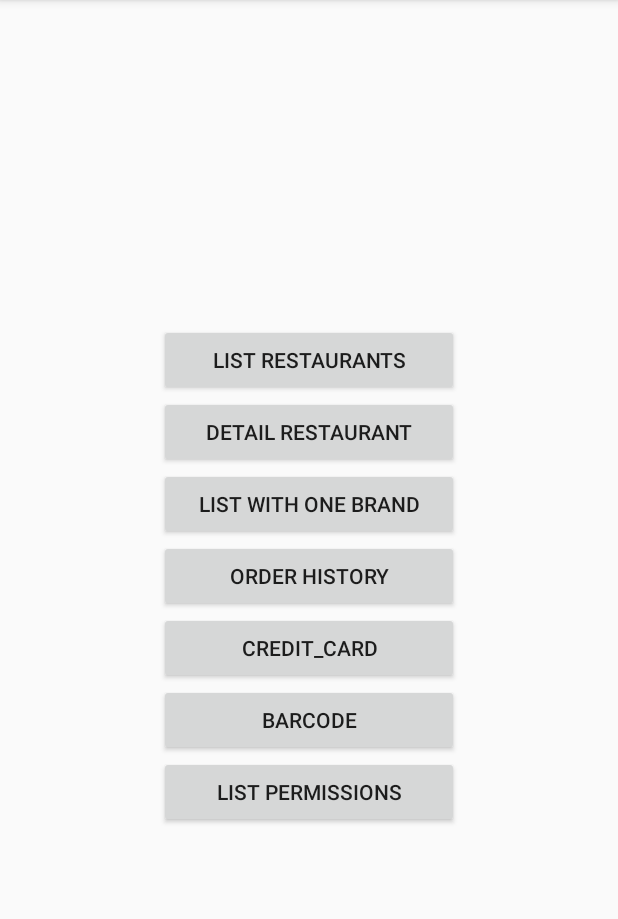
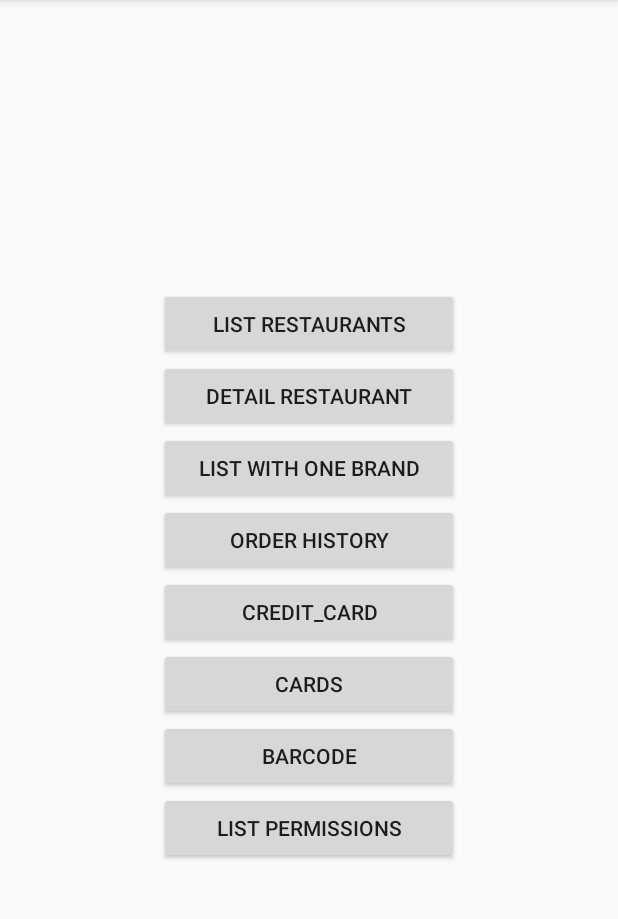
Before and after one commit to Holovko/Maegan_SDK, an Android app: the screen it shows after launch (MainActivity), on a phone screen of 412 x 824 dp, the part 84-1003 px from its top. Run offline under Robolectric (Android 15) with nearby library versions, the phone set to English and light mode, and no system bars; libraries missing offline, so code that uses them is left out: com.tacitinnovations.core; 3 statements that could not run were skipped.

Commit message:
Add View Gift cards

```diff
--- a/sample/src/main/java/com/example/tacit/example/MainActivity.java
+++ b/sample/src/main/java/com/example/tacit/example/MainActivity.java
@@ -14,7 +14,7 @@ public class MainActivity extends AppCompatActivity implements View.OnClickListe
 
     private static final String TAG = MainActivity.class.getSimpleName();
     private final int CALL_BACK_CODE = 29;
-    private static final int BRAND_ID = 230;
+    private static final int BRAND_ID = 3113;
 
     @Override
     protected void onCreate(Bundle savedInstanceState) {
@@ -40,6 +40,7 @@ public class MainActivity extends AppCompatActivity implements View.OnClickListe
         (findViewById(R.id.btn_order_history)).setOnClickListener(this);
         (findViewById(R.id.btn_barcode)).setOnClickListener(this);
         (findViewById(R.id.btn_credit_card)).setOnClickListener(this);
+        (findViewById(R.id.btn_cards)).setOnClickListener(this);
         (findViewById(R.id.btn_list_permissions)).setOnClickListener(this);
     }
 
@@ -64,6 +65,10 @@ public class MainActivity extends AppCompatActivity implements View.OnClickListe
 
     private void presentBarcode() {
         MaeganSDK.getInstance().presentBarcode(this,BRAND_ID, CALL_BACK_CODE);
+    }
+
+    private void presentCards() {
+        MaeganSDK.getInstance().presentGiftCards(this, BRAND_ID, CALL_BACK_CODE);
     }
 
 
@@ -124,6 +129,9 @@ public class MainActivity extends AppCompatActivity implements View.OnClickListe
             case R.id.btn_list_permissions:
                 getListPermissions();
                 break;
+            case R.id.btn_cards:
+                presentCards();
+                break;
         }
     }
 }
--- a/sample/src/main/java/com/example/tacit/example/MyApplication.java
+++ b/sample/src/main/java/com/example/tacit/example/MyApplication.java
@@ -24,7 +24,7 @@ public class MyApplication extends Application {
     public void onCreate() {
         super.onCreate();
         MaeganConfig maeganConfig = new MaeganConfig.Builder(getApplicationContext())
-                .appConfig(new CustomerAppConfig("prod","1334139","59E15499-54CC-4AA3-962F-0146F266700F"))
+                .appConfig(new CustomerAppConfig("dev", "1F7D8922E38C4085A48BC6A1D9C3655A", "aramarkCuSDK"))
                 .additionalCustomerInfo(mAdditionalCustomerInfo)
                 .build();
         MaeganSDK.initialize(maeganConfig);
--- a/sample/src/main/res/layout/content_main.xml
+++ b/sample/src/main/res/layout/content_main.xml
@@ -6,49 +6,64 @@
     android:gravity="center"
     android:orientation="vertical"
     tools:layout_editor_absoluteX="8dp"
-    tools:layout_editor_absoluteY="8dp">
+    tools:layout_editor_absoluteY="8dp"
+    >
 
   <Button
       android:id="@+id/btn_list"
       android:layout_width="@dimen/button_width"
       android:layout_height="wrap_content"
-        android:text="List restaurants" />
+      android:text="List restaurants"
+      />
 
   <Button
       android:id="@+id/btn_detail"
       android:layout_width="@dimen/button_width"
       android:layout_height="wrap_content"
-        android:text="Detail restaurant" />
+      android:text="Detail restaurant"
+      />
 
   <Button
       android:id="@+id/btn_one"
       android:layout_width="@dimen/button_width"
       android:layout_height="wrap_content"
-        android:text="List with one brand" />
+      android:text="List with one brand"
+      />
 
   <Button
       android:id="@+id/btn_order_history"
       android:layout_width="@dimen/button_width"
       android:layout_height="wrap_content"
 
-        android:text="Order history" />
+      android:text="Order history"
+      />
 
   <Button
       android:id="@+id/btn_credit_card"
       android:layout_width="@dimen/button_width"
       android:layout_height="wrap_content"
-        android:text="credit_card" />
+      android:text="credit_card"
+      />
+
+  <Button
+      android:id="@+id/btn_cards"
+      android:layout_width="@dimen/button_width"
+      android:layout_height="wrap_content"
+      android:text="Cards"
+      />
 
   <Button
       android:id="@+id/btn_barcode"
       android:layout_width="@dimen/button_width"
       android:layout_height="wrap_content"
-        android:text="Barcode" />
+      android:text="Barcode"
+      />
 
 
   <Button
       android:id="@+id/btn_list_permissions"
       android:layout_width="@dimen/button_width"
       android:layout_height="wrap_content"
-        android:text="List permissions" />
+      android:text="List permissions"
+      />
 </LinearLayout>
```
Also changed, not shown: sample/build.gradle (+13 -2 lines), 1 other file. Lines whose indentation alone changed are shown as unchanged.
